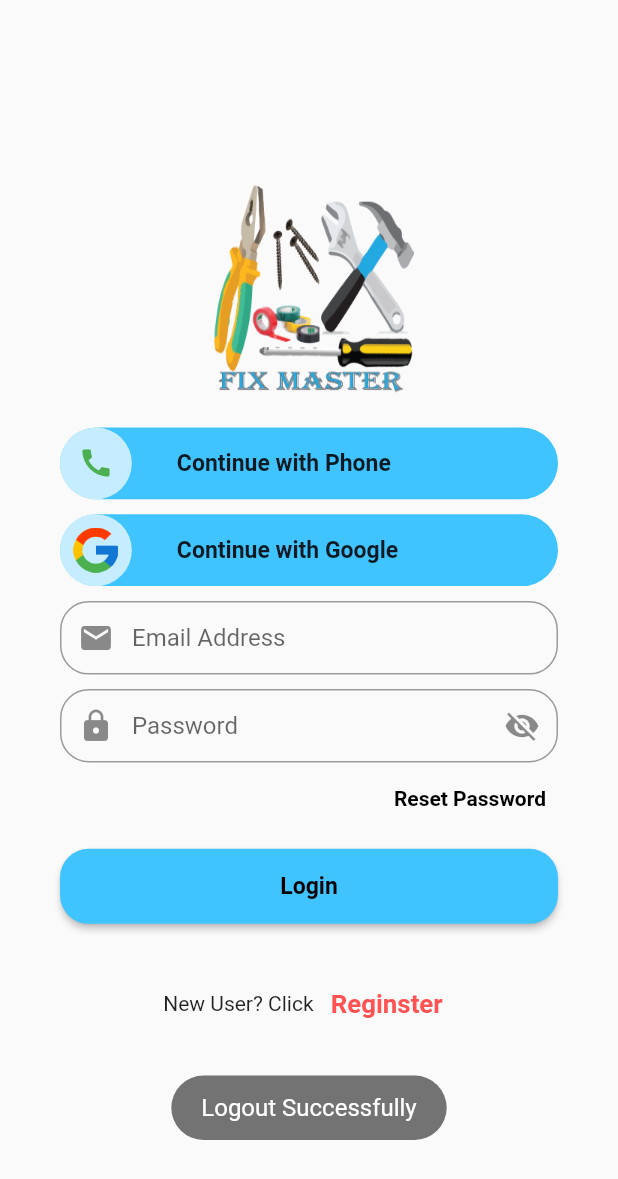
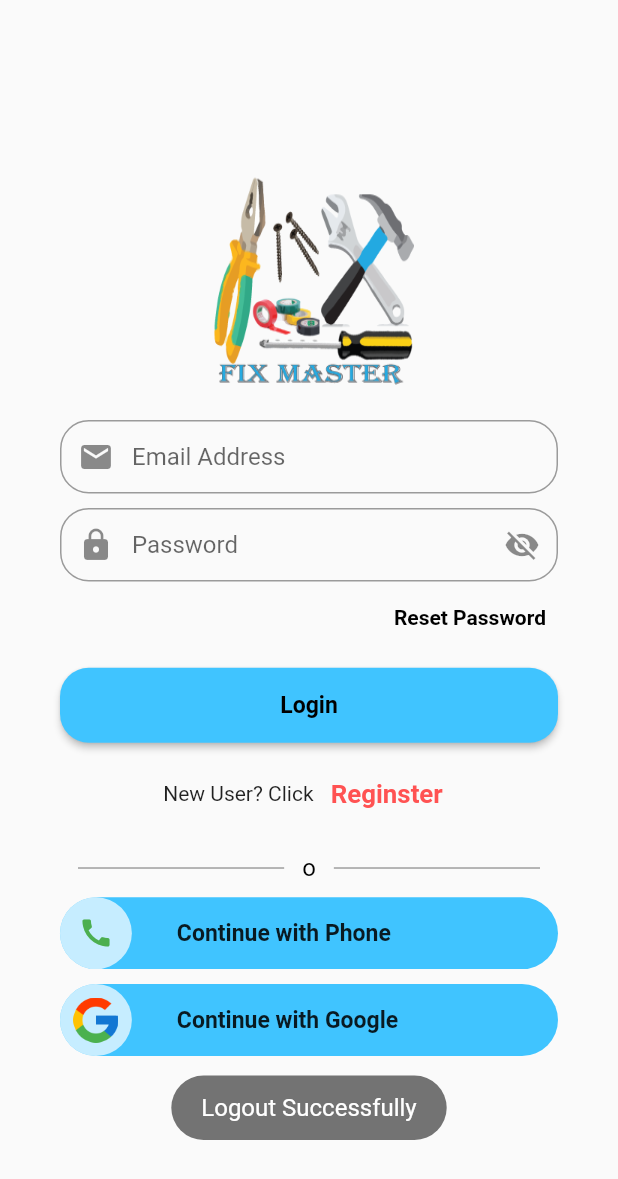
Before and after one commit to riyad338/fix_master, a Flutter app: the HomePage screen opened by its route, after a tap on the "menu" icon, after a tap on "Logout", on a phone screen of 412 x 824 dp. Shown: the top 1179 px of the screen. Run offline on Flutter 3.47's test engine with Material 2 defaults, Android fonts, the light colour scheme and no system bars; our stand-ins replace cached_network_image, carousel_slider, cloud_firestore, connectivity_plus, dots_indicator, firebase_auth and 14 more; accounts and stored records are empty; network calls fail.

Commit message:
fix_master

```diff
--- a/lib/pages/home_page.dart
+++ b/lib/pages/home_page.dart
@@ -180,23 +180,34 @@ class _HomePageState extends State<HomePage> {
                               }
                             },
                           )
-                        : AspectRatio(
-                            aspectRatio: 3,
+                        : Container(
+                            height: 150,
+                            width: 400,
                             child: CarouselSlider(
                                 items: _workerProvider.carouselSliderimg
                                     .map((item) => Container(
-                                          margin: EdgeInsets.symmetric(
-                                              horizontal: 40.0),
-                                          child: Image.network(
-                                            item,
-                                            fit: BoxFit.fitWidth,
+                                          decoration: BoxDecoration(
+                                            borderRadius:
+                                                BorderRadius.circular(20),
+                                          ),
+                                          width: 400,
+                                          height: 200,
+                                          padding: EdgeInsets.symmetric(
+                                              horizontal: 10),
+                                          child: ClipRRect(
+                                            borderRadius:
+                                                BorderRadius.circular(20),
+                                            child: Image.network(
+                                              item,
+                                              fit: BoxFit.fitWidth,
+                                            ),
                                           ),
                                         ))
                                     .toList(),
                                 options: CarouselOptions(
                                     autoPlay: true,
                                     enlargeCenterPage: true,
-                                    viewportFraction: 0.8,
+                                    viewportFraction: 1,
                                     enlargeStrategy:
                                         CenterPageEnlargeStrategy.height,
                                     onPageChanged:
--- a/lib/pages/login_page.dart
+++ b/lib/pages/login_page.dart
@@ -70,74 +70,6 @@ class _LoginPageState extends State<LoginPage> {
                   ),
                   SizedBox(
                     height: 20,
-                  ),
-                  InkWell(
-                    onTap: () {
-                      Navigator.pushNamed(context, PhoneAuthPage.routeName);
-                    },
-                    child: Container(
-                      height: 50.h,
-                      decoration: BoxDecoration(
-                          color: btncolor,
-                          borderRadius: BorderRadius.circular(25.r)),
-                      child: Row(
-                        mainAxisAlignment: MainAxisAlignment.start,
-                        children: [
-                          CircleAvatar(
-                              backgroundColor: Colors.white70,
-                              radius: 25.r,
-                              child: Icon(
-                                Icons.call,
-                                color: Colors.green,
-                              )),
-                          SizedBox(
-                            width: 30,
-                          ),
-                          Text(
-                            "Continue with Phone",
-                            style: TextStyle(
-                                fontSize: 16.sp, fontWeight: FontWeight.bold),
-                          ),
-                        ],
-                      ),
-                    ),
-                  ),
-                  SizedBox(
-                    height: 10,
-                  ),
-                  InkWell(
-                    onTap: () async {
-                      await _handleSignIn();
-                    },
-                    child: Container(
-                      height: 50.h,
-                      decoration: BoxDecoration(
-                          color: btncolor,
-                          borderRadius: BorderRadius.circular(25.r)),
-                      child: Row(
-                        mainAxisAlignment: MainAxisAlignment.start,
-                        children: [
-                          CircleAvatar(
-                              backgroundColor: Colors.white70,
-                              radius: 25.r,
-                              child: Image.asset(
-                                "images/goo.png",
-                                height: 30,
-                              )),
-                          SizedBox(
-                            width: 30,
-                          ),
-                          Text(
-                            "Continue with Google",
-                            style: TextStyle(
-                                fontSize: 16.sp, fontWeight: FontWeight.bold),
-                          ),
-                        ],
-                      ),
-                    ),
-                  ),
-                  SizedBox(
-                    height: 10,
                   ),
                   TextFormField(
                     keyboardType: TextInputType.emailAddress,
@@ -241,9 +173,6 @@ class _LoginPageState extends State<LoginPage> {
                   SizedBox(
                     height: 10,
                   ),
-                  SizedBox(
-                    height: 20.h,
-                  ),
                   Row(
                     mainAxisAlignment: MainAxisAlignment.center,
                     children: [
@@ -269,6 +198,102 @@ class _LoginPageState extends State<LoginPage> {
                     style: TextStyle(color: Colors.red),
                   ),
                 ],
+              ),
+              Container(
+                width: double.infinity,
+                child: Row(
+                  children: [
+                    Expanded(
+                      child: Container(
+                        height: 1,
+                        color: Colors.grey,
+                        margin: EdgeInsets.symmetric(horizontal: 12),
+                      ),
+                    ),
+                    Text(
+                      "o",
+                      style: TextStyle(fontSize: 16, color: Colors.black),
+                    ),
+                    Expanded(
+                      child: Container(
+                        height: 1,
+                        color: Colors.grey,
+                        margin: EdgeInsets.symmetric(horizontal: 12),
+                      ),
+                    ),
+                  ],
+                ),
+              ),
+              SizedBox(
+                height: 10,
+              ),
+              InkWell(
+                onTap: () {
+                  Navigator.pushNamed(context, PhoneAuthPage.routeName);
+                },
+                child: Container(
+                  height: 50.h,
+                  decoration: BoxDecoration(
+                      color: btncolor,
+                      borderRadius: BorderRadius.circular(25.r)),
+                  child: Row(
+                    mainAxisAlignment: MainAxisAlignment.start,
+                    children: [
+                      CircleAvatar(
+                          backgroundColor: Colors.white70,
+                          radius: 25.r,
+                          child: Icon(
+                            Icons.call,
+                            color: Colors.green,
+                          )),
+                      SizedBox(
+                        width: 30,
+                      ),
+                      Text(
+                        "Continue with Phone",
+                        style: TextStyle(
+                            fontSize: 16.sp, fontWeight: FontWeight.bold),
+                      ),
+                    ],
+                  ),
+                ),
+              ),
+              SizedBox(
+                height: 10,
+              ),
+              InkWell(
+                onTap: () async {
+                  await _handleSignIn();
+                },
+                child: Container(
+                  height: 50.h,
+                  decoration: BoxDecoration(
+                      color: btncolor,
+                      borderRadius: BorderRadius.circular(25.r)),
+                  child: Row(
+                    mainAxisAlignment: MainAxisAlignment.start,
+                    children: [
+                      CircleAvatar(
+                          backgroundColor: Colors.white70,
+                          radius: 25.r,
+                          child: Image.asset(
+                            "images/goo.png",
+                            height: 30,
+                          )),
+                      SizedBox(
+                        width: 30,
+                      ),
+                      Text(
+                        "Continue with Google",
+                        style: TextStyle(
+                            fontSize: 16.sp, fontWeight: FontWeight.bold),
+                      ),
+                    ],
+                  ),
+                ),
+              ),
+              SizedBox(
+                height: 10,
               ),
             ],
           ),
```
